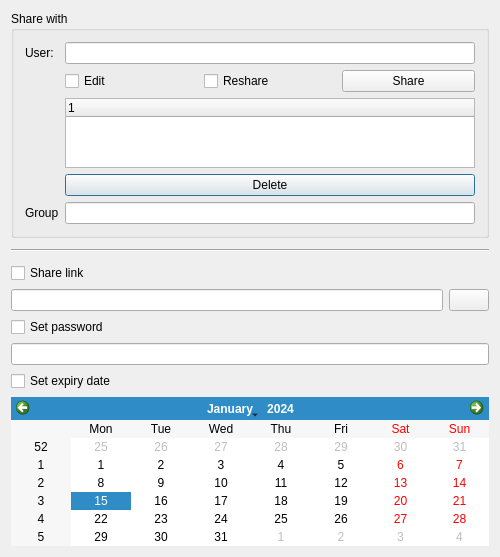
Before: the Qt Designer form src/gui/sharedialog.ui in nextcloud/desktop, drawn with Qt 5.
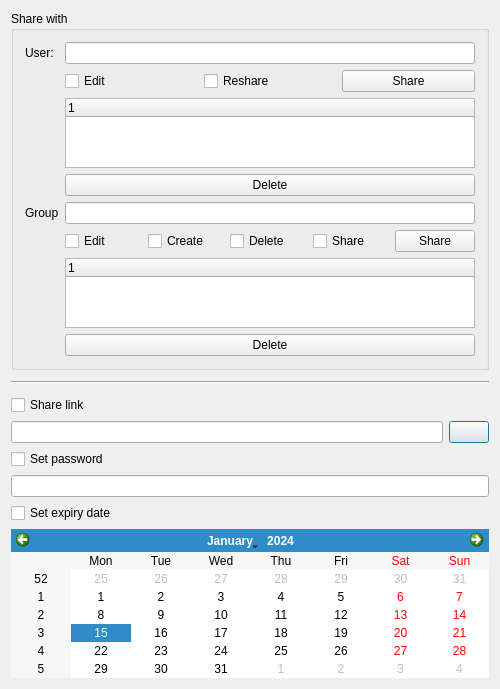
After: the same form once the commit is applied.

Commit message:
ShareDialog: Group sharing is now also possible
Basically the same functionality as for user sharing. Maybe it would be wise to
merge the two functionalities. Should be rather straight forward if we also
merge the UI parts.

What changed in the file:
```diff
--- a/src/gui/sharedialog.ui
+++ b/src/gui/sharedialog.ui
@@ -25,6 +25,15 @@
         <string>Share with</string>
        </property>
        <layout class="QGridLayout" name="gridLayout_2">
+        <item row="6" column="1">
+         <widget class="QTreeWidget" name="treeWidget_shareGroup">
+          <column>
+           <property name="text">
+            <string notr="true">1</string>
+           </property>
+          </column>
+         </widget>
+        </item>
         <item row="0" column="1">
          <widget class="QLineEdit" name="lineEdit_shareUser"/>
         </item>
@@ -86,6 +95,61 @@
          <widget class="QPushButton" name="pushButton_user_deleteShare">
           <property name="text">
            <string>Delete</string>
+          </property>
+          <property name="autoDefault">
+           <bool>false</bool>
+          </property>
+         </widget>
+        </item>
+        <item row="5" column="1">
+         <layout class="QHBoxLayout" name="horizontalLayout_7">
+          <item>
+           <widget class="QCheckBox" name="checkBox_group_edit">
+            <property name="text">
+             <string>Edit</string>
+            </property>
+           </widget>
+          </item>
+          <item>
+           <widget class="QCheckBox" name="checkBox_group_create">
+            <property name="text">
+             <string>Create</string>
+            </property>
+           </widget>
+          </item>
+          <item>
+           <widget class="QCheckBox" name="checkBox_group_delete">
+            <property name="text">
+             <string>Delete</string>
+            </property>
+           </widget>
+          </item>
+          <item>
+           <widget class="QCheckBox" name="checkBox_group_reshare">
+            <property name="text">
+             <string>Share</string>
+            </property>
+           </widget>
+          </item>
+          <item>
+           <widget class="QPushButton" name="pushButton_shareGroup">
+            <property name="text">
+             <string>Share</string>
+            </property>
+            <property name="autoDefault">
+             <bool>false</bool>
+            </property>
+           </widget>
+          </item>
+         </layout>
+        </item>
+        <item row="7" column="1">
+         <widget class="QPushButton" name="pushButton_group_deleteShare">
+          <property name="text">
+           <string>Delete</string>
+          </property>
+          <property name="autoDefault">
+           <bool>false</bool>
           </property>
          </widget>
         </item>
```
The commit also changes 2 other files.
